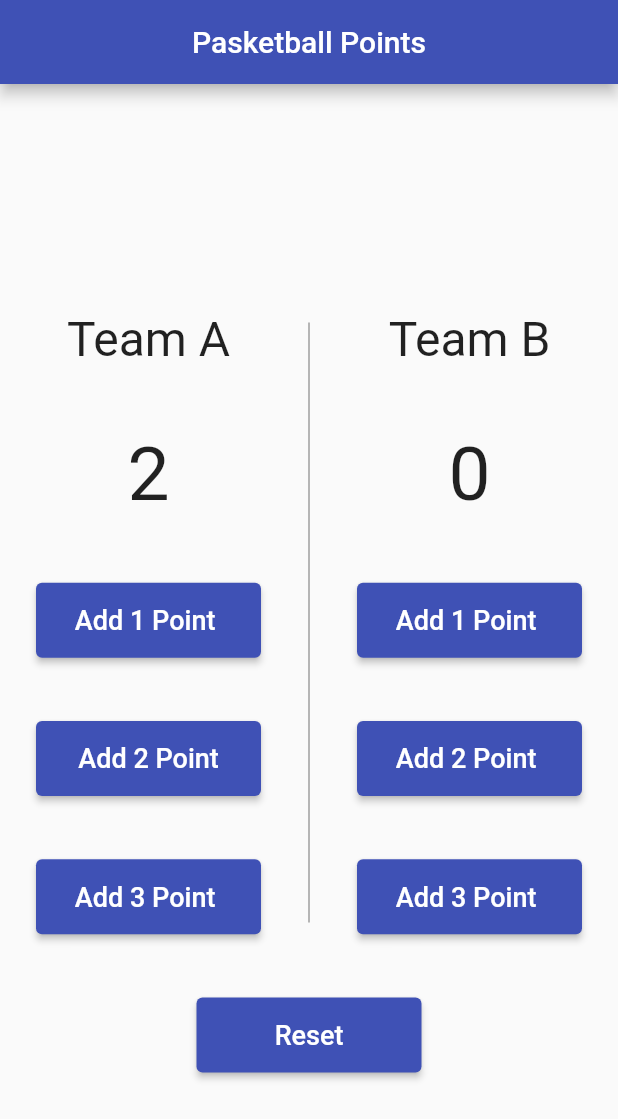
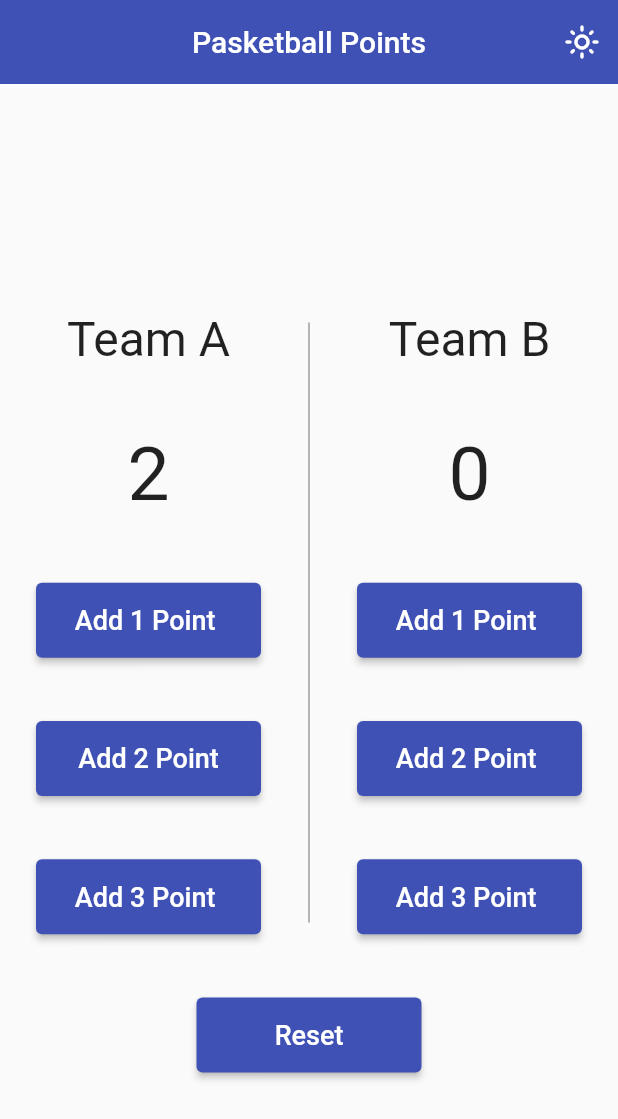
Before and after one commit to MahanaElbana/flutter_state_management, a Flutter app: the screen it shows after launch, after a tap on "Add 2 Point", on a phone screen of 412 x 824 dp. Shown: the top 1119 px of the screen. Run offline on Flutter 3.47's test engine with Material 2 defaults, Android fonts, the light colour scheme and no system bars; our stand-ins replace flutter_bloc, shared_preferences.

Commit message:
the last line in bloc statemangement

```diff
--- a/bloc_basket_ball/lib/app.dart
+++ b/bloc_basket_ball/lib/app.dart
@@ -1,18 +1,20 @@
+import 'package:bloc_basket_ball/basketball/presentation/bloc/basketball_bloc.dart';
 import 'package:bloc_basket_ball/basketball/presentation/screens/basketball.dart';
+import 'package:bloc_basket_ball/config/theme.dart';
 import 'package:bloc_basket_ball/core/utils/app_strings.dart';
+import 'package:flutter_bloc/flutter_bloc.dart';
 import 'package:flutter/material.dart';
 
 class BasketBallApp extends StatelessWidget {
   const BasketBallApp({super.key});
+
   @override
   Widget build(BuildContext context) {
+
     return MaterialApp(
       title: AppStrings.appName,
       debugShowCheckedModeBanner: false,
-      theme: ThemeData(
-        appBarTheme: const AppBarTheme(centerTitle: true),
-        primarySwatch: Colors.indigo,
-      ),
+      theme: Styles.themeData(context.watch<BasketBallBloc>().isDark, context),
       home: const BasketballPointScreen(),
     );
   }
--- /dev/null
+++ b/bloc_basket_ball/lib/basketball/domain/shared_theme.dart
@@ -0,0 +1,23 @@
+
+import 'package:shared_preferences/shared_preferences.dart';
+
+class SharedPrefs {
+  static late SharedPreferences _sharedPrefs;
+
+  factory SharedPrefs() => SharedPrefs._internal();
+
+  SharedPrefs._internal();
+
+ static Future<void> init() async {
+    _sharedPrefs = await SharedPreferences.getInstance();
+  }
+
+  bool? get isDark => _sharedPrefs.getBool(selectedThemeKey);
+
+   setThemeIndex(bool isDark) {
+    _sharedPrefs.setBool(selectedThemeKey, isDark);
+  }
+}
+
+// constants.dart
+const String selectedThemeKey = "themeMode";
--- a/bloc_basket_ball/lib/basketball/presentation/bloc/basketball_bloc.dart
+++ b/bloc_basket_ball/lib/basketball/presentation/bloc/basketball_bloc.dart
@@ -1,4 +1,4 @@
-
+import 'package:bloc_basket_ball/basketball/domain/shared_theme.dart';
 import 'package:bloc_basket_ball/basketball/presentation/bloc/basketball_events.dart';
 import 'package:bloc_basket_ball/basketball/presentation/bloc/basketball_states.dart';
 import 'package:flutter_bloc/flutter_bloc.dart';
@@ -6,8 +6,10 @@ import 'package:flutter_bloc/flutter_bloc.dart';
 class BasketBallBloc extends Bloc<BasketBallEvents, BasketBallStates> {
   int teamAValue = 0;
   int teamBValue = 0;
+  bool _isDark = SharedPrefs().isDark ?? false;
+  bool get isDark => _isDark;
   BasketBallBloc() : super(BasketBallInitialState()) {
-    on<BasketBallEvents>((event, emit) {
+    on<BasketBallEvents>((event, emit) async {
       if (event is BasketBallRestEvent) {
         teamAValue = 0;
         teamBValue = 0;
@@ -18,6 +20,10 @@ class BasketBallBloc extends Bloc<BasketBallEvents, BasketBallStates> {
       } else if (event is BasketBallTeamBIncrementEvent) {
         teamBValue += event.point;
         emit(BasketBallTeamBIncrementState());
+      } else if (event is BasketBallChangeThemeEvent) {
+         _isDark = event.isDark;
+        SharedPrefs().setThemeIndex(event.isDark);
+        emit(BasketBallChangeThemeState());
       }
     });
   }
--- a/bloc_basket_ball/lib/basketball/presentation/bloc/basketball_events.dart
+++ b/bloc_basket_ball/lib/basketball/presentation/bloc/basketball_events.dart
@@ -5,12 +5,15 @@ class BasketBallTeamAIncrementEvent extends BasketBallEvents {
   BasketBallTeamAIncrementEvent({required this.point});
 }
 
-
 class BasketBallTeamBIncrementEvent extends BasketBallEvents {
   final int point;
   BasketBallTeamBIncrementEvent({required this.point});
 }
 
-class BasketBallRestEvent extends BasketBallEvents {
+class BasketBallRestEvent extends BasketBallEvents {}
 
+// ---------------- change theme -------------------- //
+class BasketBallChangeThemeEvent extends BasketBallEvents {
+  final bool isDark;
+  BasketBallChangeThemeEvent({required this.isDark});
 }
--- a/bloc_basket_ball/lib/basketball/presentation/bloc/basketball_states.dart
+++ b/bloc_basket_ball/lib/basketball/presentation/bloc/basketball_states.dart
@@ -11,3 +11,8 @@ class BasketBallTeamBIncrementState extends BasketBallStates {
 
 class BasketBallRestState extends BasketBallStates {
 }
+
+// ---------------- change theme -------------------- //
+class BasketBallChangeThemeState extends BasketBallStates {
+
+}
--- a/bloc_basket_ball/lib/basketball/presentation/screens/basketball.dart
+++ b/bloc_basket_ball/lib/basketball/presentation/screens/basketball.dart
@@ -1,4 +1,3 @@
-
 import 'package:bloc_basket_ball/basketball/presentation/bloc/basketball_bloc.dart';
 import 'package:bloc_basket_ball/basketball/presentation/bloc/basketball_events.dart';
 import 'package:flutter_bloc/flutter_bloc.dart';
@@ -9,6 +8,7 @@ class BasketballPointScreen extends StatelessWidget {
 
   @override
   Widget build(BuildContext context) {
+    bool isDarkStatus = context.watch<BasketBallBloc>().isDark;
     return Scaffold(
       // ====================== app bar ================= //
       appBar: AppBar(
@@ -17,6 +17,20 @@ class BasketballPointScreen extends StatelessWidget {
           'Pasketball Points',
           style: TextStyle(color: Color(0xffffffff)),
         ),
+        actions: [
+          IconButton(
+            onPressed: () {
+              BlocProvider.of<BasketBallBloc>(context)
+                  .add(BasketBallChangeThemeEvent(isDark: !isDarkStatus));
+            },
+            icon: Icon(
+              !isDarkStatus
+                  ? Icons.light_mode_outlined
+                  : Icons.dark_mode_rounded,
+              color: isDarkStatus ? Colors.black : Colors.white,
+            ),
+          ),
+        ],
       ),
 
       // ====================== body ================= //
@@ -59,8 +73,8 @@ class BasketballPointScreen extends StatelessWidget {
                             },
                             child: const Text(
                               'Add 1 Point ',
-                              style:
-                                  TextStyle(fontSize: 18, color: Color(0xffffffff)),
+                              style: TextStyle(
+                                  fontSize: 18, color: Color(0xffffffff)),
                             ),
                           ),
                           ElevatedButton(
@@ -174,7 +188,7 @@ class BasketballPointScreen extends StatelessWidget {
                             ),
                             onPressed: () {
                               BlocProvider.of<BasketBallBloc>(context)
-                                  .add(BasketBallTeamBIncrementEvent(point:3));
+                                  .add(BasketBallTeamBIncrementEvent(point: 3));
                             },
                             child: const Text(
                               'Add 3 Point ',
--- a/bloc_basket_ball/lib/config/theme.dart
+++ b/bloc_basket_ball/lib/config/theme.dart
@@ -0,0 +1,13 @@
+import 'package:flutter/material.dart';
+
+class Styles {
+  static ThemeData themeData(bool isDarkTheme, BuildContext context) {
+
+    return ThemeData(
+      primarySwatch: Colors.indigo,
+      canvasColor: isDarkTheme ? Colors.black : Colors.grey[50],
+      brightness: isDarkTheme ? Brightness.dark : Brightness.light,
+      appBarTheme: const AppBarTheme(elevation: 0.0, centerTitle: true),
+    );
+  }
+}
--- a/bloc_basket_ball/lib/main.dart
+++ b/bloc_basket_ball/lib/main.dart
@@ -1,9 +1,12 @@
 import 'package:bloc_basket_ball/app.dart';
+import 'package:bloc_basket_ball/basketball/domain/shared_theme.dart';
 import 'package:bloc_basket_ball/basketball/presentation/bloc/basketball_bloc.dart';
 import 'package:flutter/material.dart';
 import 'package:flutter_bloc/flutter_bloc.dart';
 
-void main() {
+void main() async{
+   WidgetsFlutterBinding.ensureInitialized();
+  await SharedPrefs.init();   // Call sharedpreference class here
   runApp(
     MultiBlocProvider(
       providers: [
```
Also changed, not shown: bloc_basket_ball/project_screen/dark.png (added), bloc_basket_ball/project_screen/light.png (added), 1 other file. Lines whose indentation alone changed are shown as unchanged.
